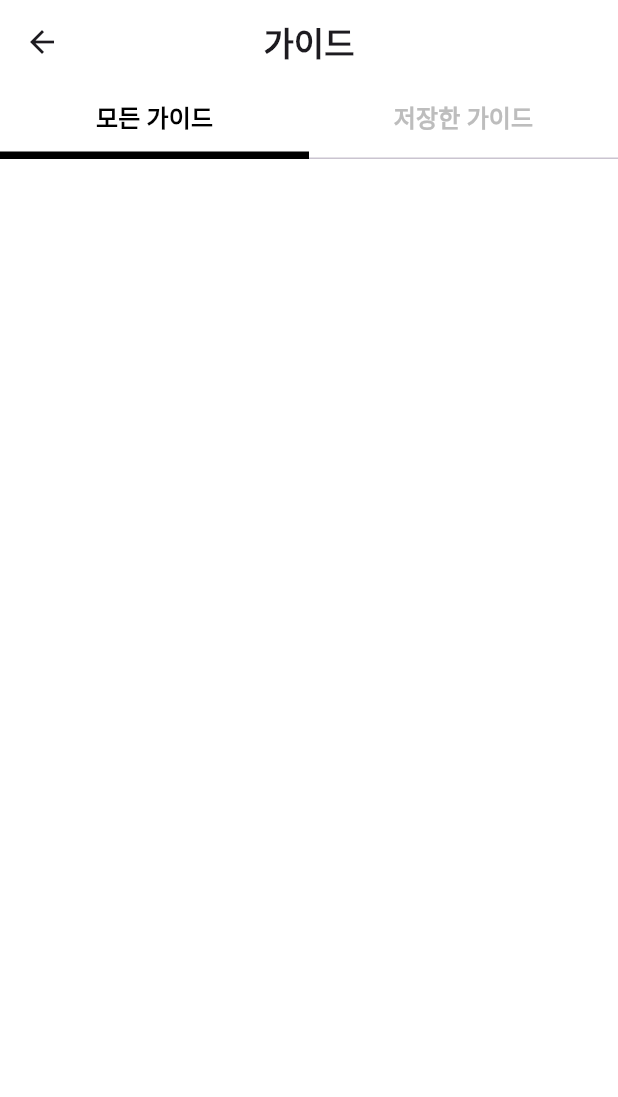
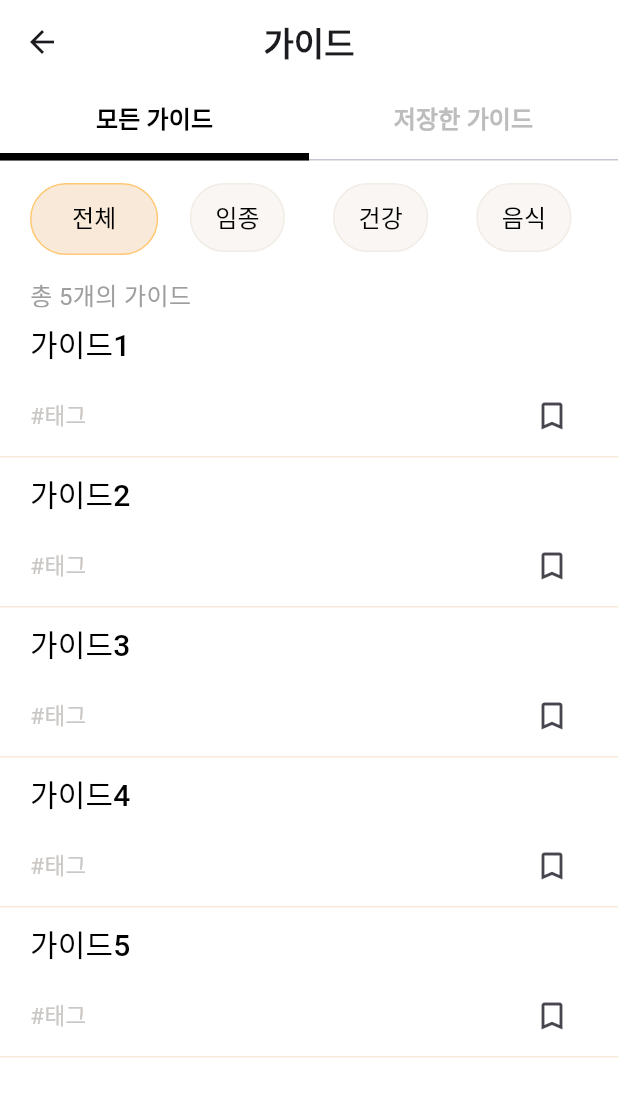
Before and after one commit to DwKwCs/LOGIN_APP_With_Pet, a Flutter app: the GuideScreen screen opened directly, on a phone screen of 412 x 824 dp. Shown: the top 1097 px of the screen. Run offline on Flutter 3.47's test engine with Material 3 defaults, Android fonts, the light colour scheme and no system bars; our stand-ins replace buttons_tabbar, drift, table_calendar, webview_flutter; accounts and stored records are empty.

Commit message:
~8.23 가이드 화면 작업

```diff
--- /dev/null
+++ b/lib/component/guide/category/All_1.dart
@@ -0,0 +1,110 @@
+import 'package:flutter/material.dart';
+import 'package:login_with_pet/const/colors.dart';
+
+class All1 extends StatelessWidget {
+
+  @override
+  Widget build(BuildContext context) {
+    return Scaffold(
+      backgroundColor: Colors.white,
+      body: SafeArea(
+        child: Column(
+          children: [
+            Container(
+              padding: EdgeInsets.only(left: 20),
+              height: 20,
+              width: MediaQuery.of(context).size.width,
+              child: Text(
+                '총 5개의 가이드',
+                style: TextStyle(
+                  fontSize: 16,
+                  color: Colors.grey,
+                ),
+              ),
+            ),
+            Expanded(
+              child: ListView(
+                children: <Widget>[
+                  GuideCard(title: '가이드1', tag: '#태그'),
+                  GuideCard(title: '가이드2', tag: '#태그'),
+                  GuideCard(title: '가이드3', tag: '#태그'),
+                  GuideCard(title: '가이드4', tag: '#태그'),
+                  GuideCard(title: '가이드5', tag: '#태그'),
+                ],
+              )
+            ),
+          ],
+        ),
+      ),
+    );
+  }
+}
+
+class GuideCard extends StatefulWidget {
+  final String title;
+  final String tag;
+
+  const GuideCard({
+    Key? key,
+    required this.title,
+    required this.tag,
+  }) : super(key: key);
+
+  @override
+  GuideCardState createState() => GuideCardState();
+}
+
+class GuideCardState extends State<GuideCard> {
+  bool isSelected = false;
+
+  @override
+  Widget build(BuildContext context) {
+    return Container(
+      height: 100,
+      width: MediaQuery.of(context).size.width,
+      decoration: BoxDecoration(
+        border: Border(bottom: BorderSide(color: SUB_COLOR2, width: 1)),
+      ),
+      child: Column(
+        mainAxisSize: MainAxisSize.min,
+        children: [
+          Row(
+            children: [
+              Padding(
+                padding: EdgeInsets.only(left: 8),
+                child: TextButton(
+                  onPressed: () {},
+                  child: Text(
+                    widget.title,
+                    style: TextStyle(fontSize: 20, color: Colors.black),
+                  ),
+                ),
+              ),
+            ],
+          ),
+          Row(
+            children: [
+              SizedBox(width: 20),
+              Text(
+                widget.tag,
+                style: TextStyle(fontSize: 15, color: Color(0xffcac7c4)),
+              ),
+              Spacer(),
+              IconButton(
+                icon: Icon(Icons.bookmark_border),
+                isSelected: isSelected,
+                selectedIcon: Icon(Icons.bookmark, color: Colors.black),
+                onPressed: () {
+                  setState(() {
+                    isSelected = !isSelected;
+                  });
+                },
+              ),
+              SizedBox(width: 20),
+            ],
+          ),
+        ],
+      ),
+    );
+  }
+}
--- a/lib/component/guide/guide_all.dart
+++ b/lib/component/guide/guide_all.dart
@@ -1,11 +1,130 @@
 import 'package:flutter/material.dart';
+import 'package:login_with_pet/const/colors.dart';
+import 'package:login_with_pet/component/guide/category/All_1.dart';
+import 'package:login_with_pet/component/guide/category/All_2.dart';
+import 'package:login_with_pet/component/guide/category/All_3.dart';
+import 'package:login_with_pet/component/guide/category/All_4.dart';
 
-class Guide extends StatelessWidget {
+
+class GuideAllScreen extends StatefulWidget {
+  const GuideAllScreen({Key? key}) : super(key: key);
+
+  @override
+  State<GuideAllScreen> createState() => _GuideAllScreenState();
+}
+
+class _GuideAllScreenState extends State<GuideAllScreen> with SingleTickerProviderStateMixin {
+  TabController? _tabController;
+  int _selectedIndex = 0;
+
+  @override
+  void initState() {
+    super.initState();
+    _tabController = TabController(
+      length: 4,
+      vsync: this,
+      animationDuration: Duration.zero,
+    );
+    _tabController!.addListener(
+            () => setState(() => _selectedIndex = _tabController!.index)
+    );
+  }
+
+  @override
+  void dispose() {
+    _tabController!.dispose();
+    super.dispose();
+  }
+
   @override
   Widget build(BuildContext context) {
     return Scaffold(
-      appBar: AppBar(
+      backgroundColor: Colors.white,
+      body: Column(
+        children: [
+          TabBar(
+            padding: EdgeInsets.only(top: 15, bottom: 15, left: 15, right: 15),
+            overlayColor: WidgetStateProperty.all<Color>(Colors.white),
+            dividerColor: Colors.transparent,
+            controller: _tabController,
+            tabs: [
+              Tab(
+                child: Container(
+                  child: Center(
+                      child: Text('전체', style: TextStyle(fontSize: 16))
+                  ),
+                  decoration: _selectedIndex != 0 ? BoxDecoration(
+                    color: Color(0xfff9f6f3),
+                    borderRadius: BorderRadius.circular(80.0),
+                    border: Border.all(width: 1, color: Color(0xfff1eDe6)),
+                  ) : null,
+                ),
+              ),
+              Tab(
+                child: Container(
+                  child: Center(
+                      child: Text('임종', style: TextStyle(fontSize: 16))
+                  ),
+                  decoration: _selectedIndex != 1 ? BoxDecoration(
+                    color: Color(0xfff9f6f3),
+                    borderRadius: BorderRadius.circular(80.0),
+                    border: Border.all(width: 1, color: Color(0xfff1eDe6)),
+                  ) : null,
+                ),
+              ),
+              Tab(
+                child: Container(
+                  child: Center(
+                      child: Text('건강', style: TextStyle(fontSize: 16))
+                  ),
+                  decoration: _selectedIndex != 2 ? BoxDecoration(
+                    color: Color(0xfff9f6f3),
+                    borderRadius: BorderRadius.circular(80.0),
+                    border: Border.all(width: 1, color: Color(0xfff1eDe6)),
+                  ) : null,
+                ),
+              ),
+              Tab(
+                child: Container(
+                  child: Center(
+                      child: Text('음식', style: TextStyle(fontSize: 16))
+                  ),
+                  decoration: _selectedIndex != 3 ? BoxDecoration(
+                    color: Color(0xfff9f6f3),
+                    borderRadius: BorderRadius.circular(80.0),
+                    border: Border.all(width: 1, color: Color(0xfff1eDe6)),
+                  ) : null,
+                ),
+              ),
+            ],
+            unselectedLabelColor: Colors.black,
+            labelColor: Colors.black,
+            indicatorPadding: EdgeInsets.only(left: 5, right: 5),
+            indicatorSize: TabBarIndicatorSize.tab,
+            indicator: BoxDecoration(
+              borderRadius: BorderRadius.circular(80.0),
+              color: SUB_COLOR2,
+              border: Border.all(width: 1, color: PRIMARY_COLOR),
+            ),
+          ),
+          Expanded(
+            child: _tabBarView(),
+          )
+        ],
       ),
     );
   }
+
+  Widget _tabBarView() {
+    return TabBarView(
+      physics: NeverScrollableScrollPhysics(),
+      controller: _tabController,
+      children: [
+        All1(),
+        All2(),
+        All3(),
+        All4(),
+      ],
+    );
+  }
 }
--- a/lib/function/guide_screen.dart
+++ b/lib/function/guide_screen.dart
@@ -1,6 +1,6 @@
 import 'package:flutter/material.dart';
-import 'package:login_with_pet/component/map_info/map_hospital.dart';
-import 'package:login_with_pet/component/map_info/map_funeral_hall.dart';
+import 'package:login_with_pet/component/guide/guide_all.dart';
+import 'package:login_with_pet/component/guide/guide_favorites.dart';
 
 class GuideScreen extends StatefulWidget {
   const GuideScreen({Key? key}) : super(key: key);
@@ -44,16 +44,20 @@ class _GuideScreenState extends State<GuideScreen> with SingleTickerProviderStat
           style: TextStyle(fontWeight: FontWeight.w800)
         ),
       ),
-      body: SizedBox(
-        height: 50,
-        child: _tabBar(),
+      body: Column(
+        children: [
+          _tabBar(),
+          Expanded(
+            child: _tabBarView(),
+          ),
+        ],
       ),
     );
   }
 
   Widget _tabBar() {
     return TabBar(
-      overlayColor: MaterialStateProperty.all<Color>(Colors.white),
+      overlayColor: WidgetStateProperty.all<Color>(Colors.white),
       indicatorColor: Colors.black,
       indicatorWeight: 5,
       indicatorSize: TabBarIndicatorSize.tab,
@@ -74,4 +78,15 @@ class _GuideScreenState extends State<GuideScreen> with SingleTickerProviderStat
       ],
     );
   }
+
+  Widget _tabBarView() {
+    return TabBarView(
+      physics: NeverScrollableScrollPhysics(),
+      controller: _tabController,
+      children: [
+        GuideAllScreen(),
+        FavoritesScreen(),
+      ],
+    );
+  }
 }
--- a/pubspec.yaml
+++ b/pubspec.yaml
@@ -47,6 +47,7 @@ dependencies:
   uuid: 4.4.2
   webview_flutter: 4.8.0
   geolocator: 13.0.1
+  buttons_tabbar: 1.3.13
 
 dev_dependencies:
   flutter_test:
```
Also changed, not shown: lib/component/guide/category/All_2.dart (added, +11 -0 lines), lib/component/guide/category/All_3.dart (added, +11 -0 lines), lib/component/guide/category/All_4.dart (added, +11 -0 lines), lib/component/guide/category/guide_saved.dart (added, +11 -0 lines), lib/component/guide/guide_favorites.dart (added, +64 -0 lines), lib/component/home/profile_setting.dart (+28 -0 lines), pubspec.lock.
